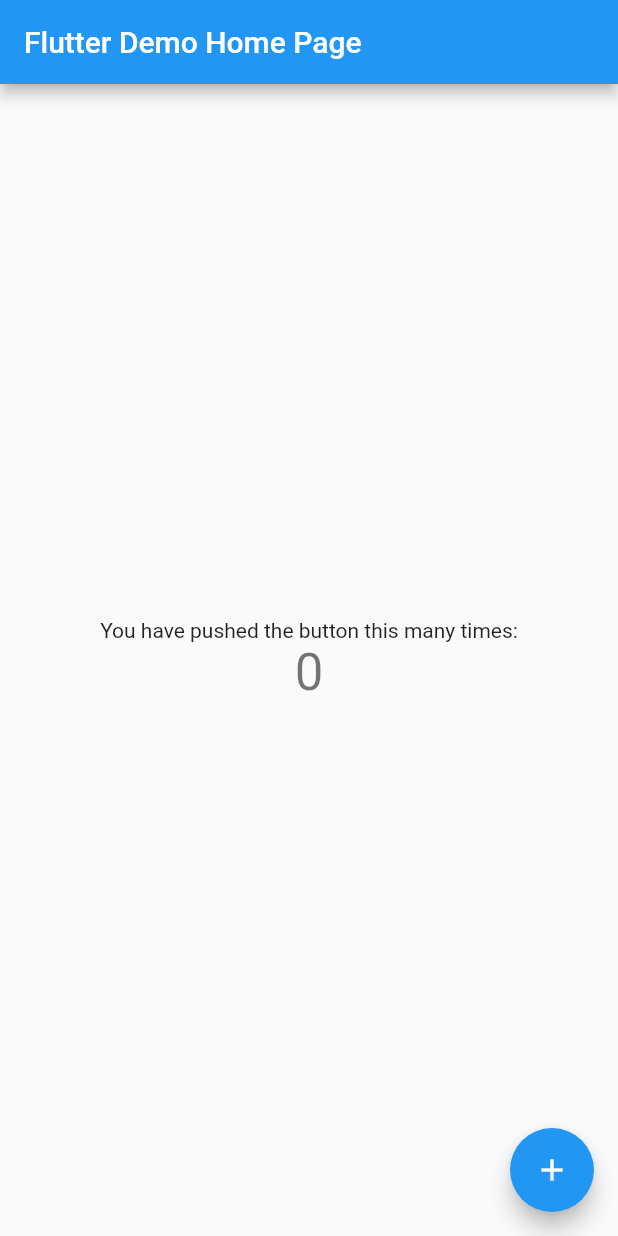
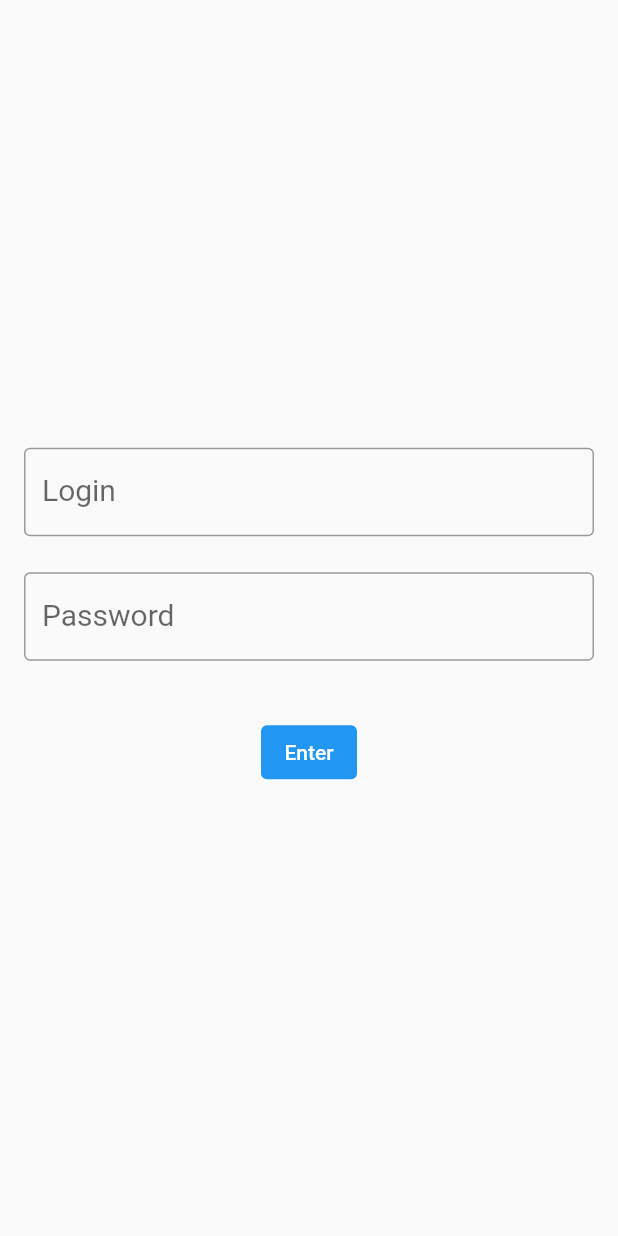
Before and after one commit to aroldoesmerio/ciolfi_to_do_list, a Flutter app: the screen it shows after launch, on a phone screen of 412 x 824 dp. Run offline on Flutter 3.47's test engine with Material 2 defaults, Android fonts, the phone set to English and light mode, and no system bars.

Commit message:
add textfield

```diff
--- a/lib/main.dart
+++ b/lib/main.dart
@@ -1,3 +1,4 @@
+import 'package:ciolfi_to_do_list/presentation/home_page.dart';
 import 'package:flutter/material.dart';
 
 void main() {
@@ -7,109 +8,14 @@ void main() {
 class MyApp extends StatelessWidget {
   const MyApp({super.key});
 
-  // This widget is the root of your application.
   @override
   Widget build(BuildContext context) {
     return MaterialApp(
       title: 'Flutter Demo',
       theme: ThemeData(
-        // This is the theme of your application.
-        //
-        // Try running your application with "flutter run". You'll see the
-        // application has a blue toolbar. Then, without quitting the app, try
-        // changing the primarySwatch below to Colors.green and then invoke
-        // "hot reload" (press "r" in the console where you ran "flutter run",
-        // or simply save your changes to "hot reload" in a Flutter IDE).
-        // Notice that the counter didn't reset back to zero; the application
-        // is not restarted.
         primarySwatch: Colors.blue,
       ),
-      home: const MyHomePage(title: 'Flutter Demo Home Page'),
+      home: const HomePage(),
     );
   }
 }
-
-class MyHomePage extends StatefulWidget {
-  const MyHomePage({super.key, required this.title});
-
-  // This widget is the home page of your application. It is stateful, meaning
-  // that it has a State object (defined below) that contains fields that affect
-  // how it looks.
-
-  // This class is the configuration for the state. It holds the values (in this
-  // case the title) provided by the parent (in this case the App widget) and
-  // used by the build method of the State. Fields in a Widget subclass are
-  // always marked "final".
-
-  final String title;
-
-  @override
-  State<MyHomePage> createState() => _MyHomePageState();
-}
-
-class _MyHomePageState extends State<MyHomePage> {
-  int _counter = 0;
-
-  void _incrementCounter() {
-    setState(() {
-      // This call to setState tells the Flutter framework that something has
-      // changed in this State, which causes it to rerun the build method below
-      // so that the display can reflect the updated values. If we changed
-      // _counter without calling setState(), then the build method would not be
-      // called again, and so nothing would appear to happen.
-      _counter++;
-    });
-  }
-
-  @override
-  Widget build(BuildContext context) {
-    // This method is rerun every time setState is called, for instance as done
-    // by the _incrementCounter method above.
-    //
-    // The Flutter framework has been optimized to make rerunning build methods
-    // fast, so that you can just rebuild anything that needs updating rather
-    // than having to individually change instances of widgets.
-    return Scaffold(
-      appBar: AppBar(
-        // Here we take the value from the MyHomePage object that was created by
-        // the App.build method, and use it to set our appbar title.
-        title: Text(widget.title),
-      ),
-      body: Center(
-        // Center is a layout widget. It takes a single child and positions it
-        // in the middle of the parent.
-        child: Column(
-          // Column is also a layout widget. It takes a list of children and
-          // arranges them vertically. By default, it sizes itself to fit its
-          // children horizontally, and tries to be as tall as its parent.
-          //
-          // Invoke "debug painting" (press "p" in the console, choose the
-          // "Toggle Debug Paint" action from the Flutter Inspector in Android
-          // Studio, or the "Toggle Debug Paint" command in Visual Studio Code)
-          // to see the wireframe for each widget.
-          //
-          // Column has various properties to control how it sizes itself and
-          // how it positions its children. Here we use mainAxisAlignment to
-          // center the children vertically; the main axis here is the vertical
-          // axis because Columns are vertical (the cross axis would be
-          // horizontal).
-          mainAxisAlignment: MainAxisAlignment.center,
-          children: <Widget>[
-            const Text(
-              'You have pushed the button this many times:',
-            ),
-            Text(
-              '$_counter',
-              style: Theme.of(context).textTheme.headlineMedium,
-            ),
-          ],
-        ),
-      ),
-      floatingActionButton: FloatingActionButton(
-        onPressed: _incrementCounter,
-        tooltip: 'Increment',
-        child: const Icon(Icons.add),
-      ), // This trailing comma makes auto-formatting nicer for build methods.
-    );
-  }
-}
--- /dev/null
+++ b/lib/presentation/home_page.dart
@@ -0,0 +1,56 @@
+import 'package:flutter/material.dart';
+
+class HomePage extends StatefulWidget {
+  const HomePage({super.key});
+
+  @override
+  State<HomePage> createState() => _HomePageState();
+}
+
+class _HomePageState extends State<HomePage> {
+  @override
+  Widget build(BuildContext context) {
+    return Scaffold(
+        body: Center(
+      child: Padding(
+          padding: const EdgeInsets.all(16),
+          child: Column(
+            mainAxisAlignment: MainAxisAlignment.center,
+            children: [
+              const TextField(
+                decoration: InputDecoration(
+                  labelText: 'Login',
+                  labelStyle: TextStyle(fontSize: 20),
+                  border: OutlineInputBorder(),
+                  hintText: 'Type here, your Login',
+                ),
+              ),
+              const SizedBox(
+                height: 24,
+              ),
+              const TextField(
+                decoration: InputDecoration(
+                  labelText: 'Password',
+                  labelStyle: TextStyle(fontSize: 20),
+                  border: OutlineInputBorder(),
+                  hintText: 'Type here, your password',
+                ),
+              ),
+              const SizedBox(
+                height: 37,
+              ),
+              TextButton(
+                onPressed: () {},
+                style: TextButton.styleFrom(
+                  backgroundColor: Colors.blue,
+                ),
+                child: const Text(
+                  'Enter',
+                  style: TextStyle(color: Colors.white),
+                ),
+              )
+            ],
+          )),
+    ));
+  }
+}
```
